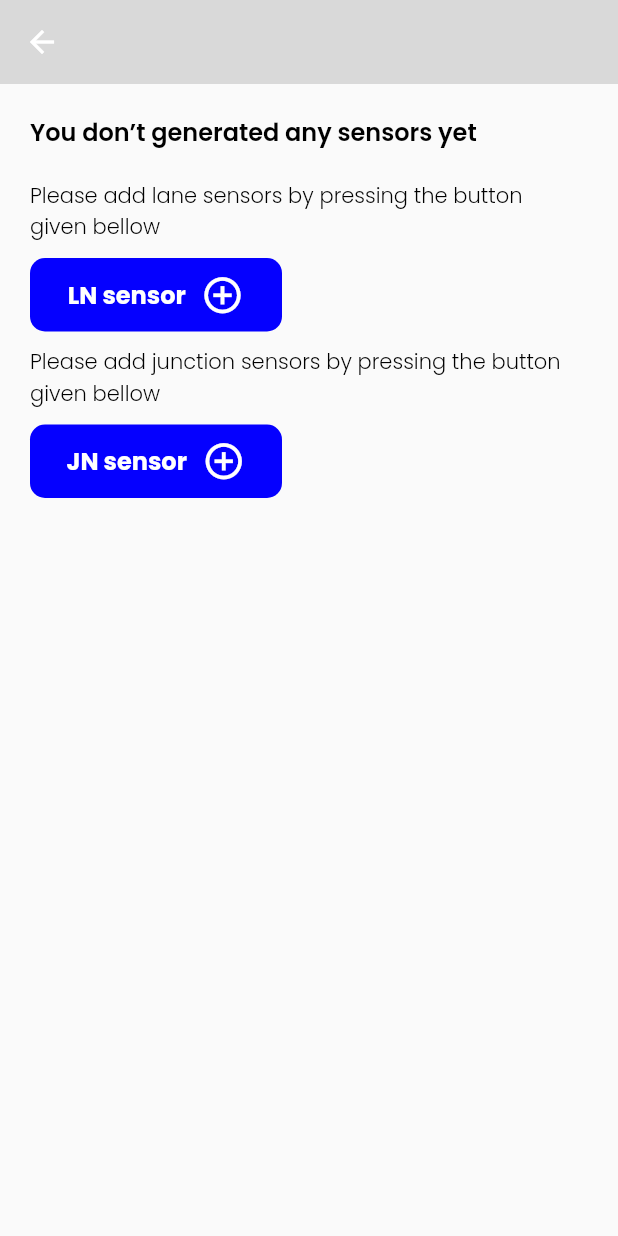
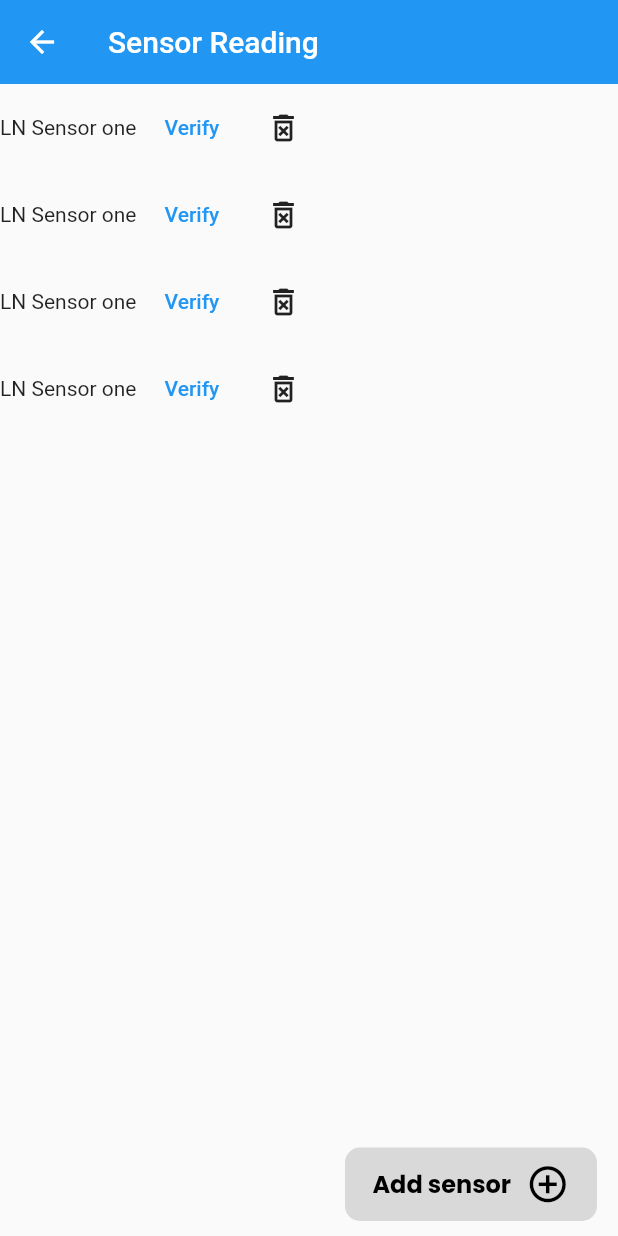
Before and after one commit to santo121/counter-app-imit, a Flutter app: the screen it shows after launch, on a phone screen of 412 x 824 dp. Run offline on Flutter 3.47's test engine with Material 2 defaults, Android fonts, the phone set to English and light mode, and no system bars; our stand-ins replace google_fonts, sqflite; accounts and stored records are empty; statements that could not run were skipped.

Commit message:
sensor reading screen

```diff
--- a/lib/controller/db/database_controller.dart
+++ b/lib/controller/db/database_controller.dart
@@ -10,6 +10,12 @@ class DatabaseController with ChangeNotifier {
 
 
   bool isLoading = false;
+
+  void loading(){
+
+isLoading = true;
+    notifyListeners();
+  }
 
 
 
--- a/lib/main.dart
+++ b/lib/main.dart
@@ -8,6 +8,7 @@ import 'package:counter_iot/view/Widgets/sensor_status_box.dart';
 import 'package:counter_iot/view/Widgets/widget%20controller/sensor_status_boc_controller.dart';
 import 'package:counter_iot/view/screens/sensor%20creating%20screen/sensor_createing_page.dart';
 import 'package:counter_iot/view/screens/sensor%20creating%20screen/sensor_creating_controller.dart';
+import 'package:counter_iot/view/screens/sensor%20reading%20screen/sensor_reading_signal.dart';
 import 'package:counter_iot/view/screens/splash_screen.dart';
 import 'package:flutter/material.dart';
 import 'package:flutter/services.dart';
@@ -55,18 +56,19 @@ class MyApp extends StatelessWidget {
             primarySwatch: Colors.blue,
           ),
           routes: {
-            '/':((context) => MyHomePage( title: 'title',)),
+            '/':((context) =>const MyHomePage( title: 'title',)),
             '/splash':((context) =>const SplashScreen()),
             '/create_sensor':((context) =>const SensorCreationPage()),
+            '/sensor_reading':((context) =>const SensorReadingSignal()),
           },
-          initialRoute: '/create_sensor',
+          initialRoute: '/sensor_reading',
 
         ));
   }
 }
 
 class MyHomePage extends StatefulWidget {
-  MyHomePage({Key? key, required this.title,})
+  const MyHomePage({Key? key, required this.title,})
       : super(key: key);
 
   final String title;
@@ -129,7 +131,7 @@ class _MyHomePageState extends State<MyHomePage> {
                 context: context,
                   onTap: () {}, buttonType: ButtonType.secondAddSensor),
                   space20,
-                  SensorBoxStatus()
+                  SensorBoxStatus(),
             ],
           ),
         ),
--- a/lib/view/screens/sensor creating screen/sensor_createing_page.dart
+++ b/lib/view/screens/sensor creating screen/sensor_createing_page.dart
@@ -21,19 +21,23 @@ class SensorCreationPage extends StatelessWidget {
         mainAxisAlignment: MainAxisAlignment.start,
         crossAxisAlignment: CrossAxisAlignment.start,
         children: [
-            Text("You don’t generated any sensors yet", style: textStyle(true)),
+            SizedBox(child: Text("You don’t generated any sensors yet", style: textStyle(true))),
             space30,
-            Text("Please add lane sensors by pressing the button \ngiven bellow",
-                style: textStyle(false)),
+            SizedBox(
+              child: Text("Please add lane sensors by pressing the button given bellow",
+                  style: textStyle(false)),
+            ),
                 space10,
             buttonSelect(
                 context: context,
                 onTap: () {},
                 buttonType: ButtonType.lnAddSensor),
-                space10,
-            Text(
-                "Please add junction sensors by pressing the button \ngiven bellow",
-                style: textStyle(false)),
+                space20,
+            SizedBox(
+              child: Text(
+                  "Please add junction sensors by pressing the button given bellow",
+                  style: textStyle(false)),
+            ),
                 space10,
             buttonSelect(
                 context: context,
--- /dev/null
+++ b/lib/view/screens/sensor reading screen/sensor_reading_signal.dart
@@ -0,0 +1,73 @@
+import 'package:counter_iot/view/Widgets/buttons.dart';
+import 'package:flutter/material.dart';
+
+class SensorReadingSignal extends StatefulWidget {
+  const SensorReadingSignal({Key? key}) : super(key: key);
+
+  @override
+  State<SensorReadingSignal> createState() => _SensorReadingSignalState();
+}
+
+class _SensorReadingSignalState extends State<SensorReadingSignal> {
+  @override
+  Widget build(BuildContext context) {
+    return Scaffold(
+      appBar: AppBar(
+        elevation: 0,
+        title:const Text("Sensor Reading"),
+      ),
+      body: Stack(
+        children: [
+          SingleChildScrollView(child: SizedBox(
+            height: MediaQuery.of(context).size.height,
+            child: Column(
+              children: [
+                sensorReadingWidget(true),
+                sensorReadingWidget(true),
+                sensorReadingWidget(true),
+                sensorReadingWidget(true),
+
+                ],
+            ),
+          )),
+         Positioned(child: buttonSelect(
+                context: context,
+                  onTap: () {}, buttonType: ButtonType.secondAddSensor),
+                  bottom: 10,
+                  right: 10,)
+        ],
+
+      ),
+    );
+  }
+
+  Widget sensorReadingWidget(bool flag){
+    return  SizedBox(
+      width: MediaQuery.of(context).size.width-4,
+      child: Column(
+        children: [
+          Row(
+
+            children: [
+              Row(
+                children: [
+                  Container(),
+                  flag?const Text("LN Sensor one"):const Text("JN Sensor one"),
+                ],
+              ),
+              Row(
+                children: [
+                  Container(
+                    padding:const EdgeInsets.all(5),
+                    child: TextButton(onPressed: (){}, child:const Text("Verify"))),
+                  IconButton(onPressed: (){}, icon:const Icon(Icons.delete_forever_outlined)),
+                ],
+              )
+            ],
+          ),
+
+        ],
+      ),
+    );
+  }
+}
--- a/lib/view/view document.txt
+++ /dev/null
@@ -1 +0,0 @@
-Details about view will be get from this page
```
Also changed, not shown: lib/view/Widgets/sensor_signal.dart (deleted), pubspec.lock, 1 other file.
